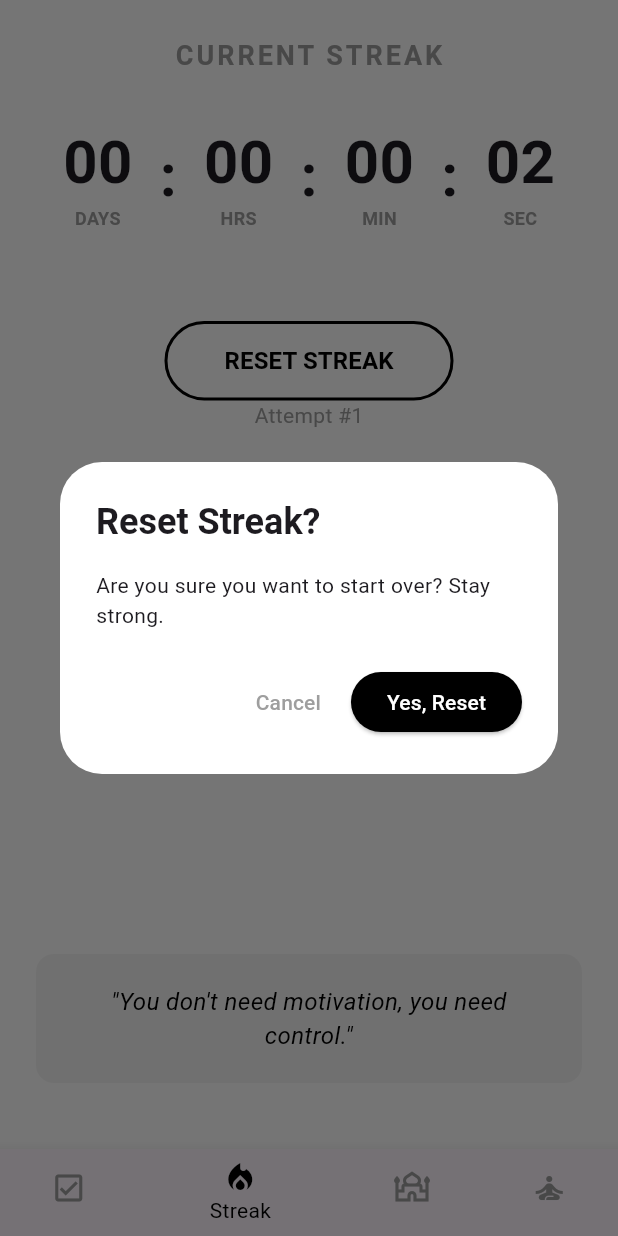
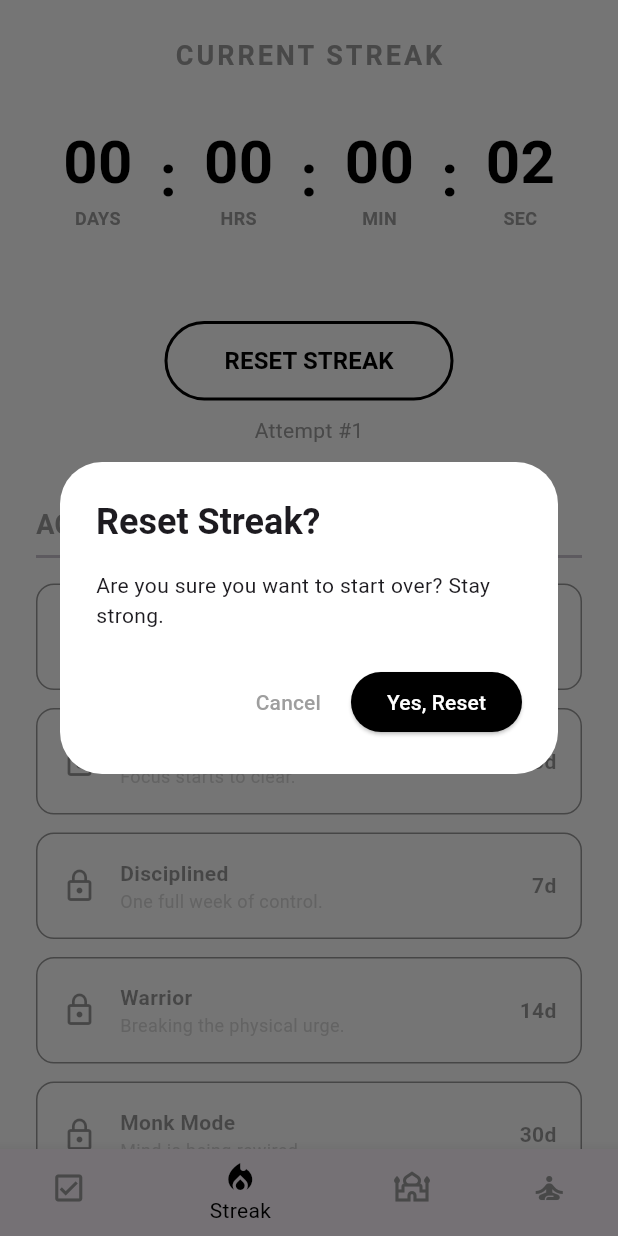
Before and after one commit to mertpalaoglu1/MindKernel-App, a Flutter app: the screen it shows after launch, item 2 of the bottom bar chosen, after a tap on "RESET STREAK", on a phone screen of 412 x 824 dp. Run offline on Flutter 3.47's test engine with Material 3 defaults, Android fonts, the phone set to English and light mode, and no system bars; our stand-ins replace audioplayers, firebase_core, shared_preferences; accounts and stored records are empty.

Commit message:
Add: Add achivements to nofap page

```diff
--- a/lib/screens/streak_screen.dart
+++ b/lib/screens/streak_screen.dart
@@ -1,5 +1,6 @@
 import 'dart:async';
 import 'package:flutter/material.dart';
+import 'package:flutter/services.dart'; // Titreşim için eklendi
 import 'package:shared_preferences/shared_preferences.dart';
 import 'dart:math';
 
@@ -10,12 +11,23 @@ class StreakScreen extends StatefulWidget {
   State<StreakScreen> createState() => _StreakScreenState();
 }
 
-class _StreakScreenState extends State<StreakScreen> {
+// WidgetsBindingObserver arka plandan uyanmayı dinlemek için eklendi
+class _StreakScreenState extends State<StreakScreen> with WidgetsBindingObserver {
   DateTime? _lastResetDate;
   Timer? _timer;
   Duration _currentStreak = Duration.zero;
   String _currentQuote = "";
-  int _attemptCount=1;
+  int _attemptCount = 1;
+
+  // Başarı Kilometre Taşları (Achievements)
+  final List<Map<String, dynamic>> _milestones = [
+    {'days': 1, 'title': 'Seed', 'desc': 'First 24 hours conquered.'},
+    {'days': 3, 'title': 'Sprout', 'desc': 'Focus starts to clear.'},
+    {'days': 7, 'title': 'Disciplined', 'desc': 'One full week of control.'},
+    {'days': 14, 'title': 'Warrior', 'desc': 'Breaking the physical urge.'},
+    {'days': 30, 'title': 'Monk Mode', 'desc': 'Mind is being rewired.'},
+    {'days': 90, 'title': 'The Reboot', 'desc': 'Kernel optimization complete.'},
+  ];
 
   final List<String> _quotes = [
     "Suffer the pain of discipline or suffer the pain of regret.",
@@ -47,6 +59,7 @@ class _StreakScreenState extends State<StreakScreen> {
   @override
   void initState() {
     super.initState();
+    WidgetsBinding.instance.addObserver(this); // Dinleyiciyi başlat
     _loadStreakData();
     _pickRandomQuote();
     // Saniyede bir ekranı güncelleyen canlı sayaç
@@ -62,7 +75,16 @@ class _StreakScreenState extends State<StreakScreen> {
   @override
   void dispose() {
     _timer?.cancel(); // Hafıza sızıntısını önlemek için
+    WidgetsBinding.instance.removeObserver(this); // Dinleyiciyi kapat
     super.dispose();
+  }
+
+  // Uygulama arka plandan öne geldiğinde süreyi anında günceller
+  @override
+  void didChangeAppLifecycleState(AppLifecycleState state) {
+    if (state == AppLifecycleState.resumed) {
+      _loadStreakData();
+    }
   }
 
   void _pickRandomQuote() {
@@ -88,10 +110,11 @@ class _StreakScreenState extends State<StreakScreen> {
   }
 
   Future<void> _resetStreak() async {
+    HapticFeedback.vibrate(); // Uyarı titreşimi
     bool? confirm = await showDialog<bool>(
       context: context,
       builder: (context) => AlertDialog(
-        backgroundColor: Colors.white,
+        backgroundColor: Theme.of(context).scaffoldBackgroundColor, // Tema uyumlu renk
         title: const Text("Reset Streak?", style: TextStyle(fontWeight: FontWeight.bold)),
         content: const Text("Are you sure you want to start over? Stay strong."),
         actions: [
@@ -109,20 +132,20 @@ class _StreakScreenState extends State<StreakScreen> {
     );
 
     if (confirm == true) {
+      HapticFeedback.heavyImpact(); // Onaylandığında güçlü titreşim
       final prefs = await SharedPreferences.getInstance();
       final now = DateTime.now();
       await prefs.setString('lastResetDate', now.toIso8601String());
       setState(() {
         _lastResetDate = now;
         _currentStreak = Duration.zero;
-        _attemptCount ++; //denemeyi arttır.
+        _attemptCount++; // denemeyi arttır.
       });
-      await prefs.setInt('AttemptCount', _attemptCount); //kaydet.
+      await prefs.setInt('AttemptCount', _attemptCount); // kaydet.
       _pickRandomQuote();
     }
   }
 
-  @override
   @override
   Widget build(BuildContext context) {
     int days = _currentStreak.inDays;
@@ -136,7 +159,7 @@ class _StreakScreenState extends State<StreakScreen> {
     Color boxColor = isDark ? Colors.grey[900]! : Colors.grey[100]!;
 
     return SafeArea(
-      child: Center(
+      child: SingleChildScrollView( // Taşmayı önlemek için SingleChildScrollView
         child: Padding(
           padding: const EdgeInsets.all(24.0),
           child: Column(
@@ -148,13 +171,13 @@ class _StreakScreenState extends State<StreakScreen> {
               Row(
                 mainAxisAlignment: MainAxisAlignment.spaceEvenly,
                 children: [
-                  _timeBox(days.toString().padLeft(2, '0'), 'DAYS'),
-                  const Text(':', style: TextStyle(fontSize: 40, fontWeight: FontWeight.bold)),
-                  _timeBox(hours.toString().padLeft(2, '0'), 'HRS'),
-                  const Text(':', style: TextStyle(fontSize: 40, fontWeight: FontWeight.bold)),
-                  _timeBox(minutes.toString().padLeft(2, '0'), 'MIN'),
-                  const Text(':', style: TextStyle(fontSize: 40, fontWeight: FontWeight.bold)),
-                  _timeBox(seconds.toString().padLeft(2, '0'), 'SEC'),
+                  _timeBox(days.toString().padLeft(2, '0'), 'DAYS', textColor),
+                  Text(':', style: TextStyle(fontSize: 40, fontWeight: FontWeight.bold, color: textColor)),
+                  _timeBox(hours.toString().padLeft(2, '0'), 'HRS', textColor),
+                  Text(':', style: TextStyle(fontSize: 40, fontWeight: FontWeight.bold, color: textColor)),
+                  _timeBox(minutes.toString().padLeft(2, '0'), 'MIN', textColor),
+                  Text(':', style: TextStyle(fontSize: 40, fontWeight: FontWeight.bold, color: textColor)),
+                  _timeBox(seconds.toString().padLeft(2, '0'), 'SEC', textColor),
                 ],
               ),
               const SizedBox(height: 60),
@@ -165,14 +188,86 @@ class _StreakScreenState extends State<StreakScreen> {
                   padding: const EdgeInsets.symmetric(horizontal: 40, vertical: 15),
                   side: BorderSide(color: textColor, width: 2), // Renk dinamikleşti
                 ),
-                child: Text('RESET STREAK', style: TextStyle(color: textColor, fontSize: 16, fontWeight: FontWeight.bold)), // Renk dinamikleşti
+                child: Text('RESET STREAK', style: TextStyle(color: textColor, fontSize: 16, fontWeight: FontWeight.bold)),
               ),
+              const SizedBox(height: 10),
               Text('Attempt #$_attemptCount', style: const TextStyle(color: Colors.grey)),
-              const Spacer(),
+              const SizedBox(height: 40), // Spacer yerine SizedBox kullanıldı
+
+              // --- ACHIEVEMENTS (BAŞARILAR) BÖLÜMÜ ---
+              const Align(
+                alignment: Alignment.centerLeft,
+                child: Text('ACHIEVEMENTS', style: TextStyle(fontSize: 18, fontWeight: FontWeight.bold, color: Colors.grey)),
+              ),
+              const Divider(thickness: 2),
+              const SizedBox(height: 10),
+
+              ListView.builder(
+                shrinkWrap: true,
+                physics: const NeverScrollableScrollPhysics(),
+                itemCount: _milestones.length,
+                itemBuilder: (context, index) {
+                  var m = _milestones[index];
+                  bool isUnlocked = days >= m['days']; // Gerekli gün sağlandı mı?
+
+                  return Opacity(
+                    opacity: isUnlocked ? 1.0 : 0.4, // Kilitliyse soluk görünür
+                    child: Container(
+                      margin: const EdgeInsets.only(bottom: 12),
+                      padding: const EdgeInsets.all(16),
+                      decoration: BoxDecoration(
+                        color: isUnlocked ? textColor : Colors.transparent,
+                        border: Border.all(color: textColor),
+                        borderRadius: BorderRadius.circular(12),
+                      ),
+                      child: Row(
+                        children: [
+                          Icon(
+                            isUnlocked ? Icons.verified : Icons.lock_outline,
+                            color: isUnlocked ? (isDark ? Colors.black : Colors.white) : textColor,
+                          ),
+                          const SizedBox(width: 15),
+                          Column(
+                            crossAxisAlignment: CrossAxisAlignment.start,
+                            children: [
+                              Text(
+                                m['title'],
+                                style: TextStyle(
+                                  fontWeight: FontWeight.bold,
+                                  color: isUnlocked ? (isDark ? Colors.black : Colors.white) : textColor,
+                                ),
+                              ),
+                              Text(
+                                m['desc'],
+                                style: TextStyle(
+                                  fontSize: 12,
+                                  color: isUnlocked ? (isDark ? Colors.black54 : Colors.white70) : Colors.grey,
+                                ),
+                              ),
+                            ],
+                          ),
+                          const Spacer(),
+                          Text(
+                            "${m['days']}d",
+                            style: TextStyle(
+                              fontWeight: FontWeight.bold,
+                              color: isUnlocked ? (isDark ? Colors.black : Colors.white) : textColor,
+                            ),
+                          )
+                        ],
+                      ),
+                    ),
+                  );
+                },
+              ),
+              const SizedBox(height: 20),
+
+              // Alıntı (Quote) Bölümü
               Container(
+                width: double.infinity,
                 padding: const EdgeInsets.all(20),
-                decoration: BoxDecoration(color: boxColor, borderRadius: BorderRadius.circular(12)), // Renk dinamikleşti
-                child: Text('"$_currentQuote"', textAlign: TextAlign.center, style: TextStyle(fontSize: 16, fontStyle: FontStyle.italic, color: textColor)), // Renk dinamikleşti
+                decoration: BoxDecoration(color: boxColor, borderRadius: BorderRadius.circular(12)),
+                child: Text('"$_currentQuote"', textAlign: TextAlign.center, style: TextStyle(fontSize: 16, fontStyle: FontStyle.italic, color: textColor)),
               ),
               const SizedBox(height: 20),
             ],
@@ -182,11 +277,11 @@ class _StreakScreenState extends State<StreakScreen> {
     );
   }
 
-  // Zaman kutucukları için yardımcı widget
-  Widget _timeBox(String value, String label) {
+  // Zaman kutucukları Dark Mode için Color parametresi aldı
+  Widget _timeBox(String value, String label, Color color) {
     return Column(
       children: [
-        Text(value, style: const TextStyle(fontSize: 40, fontWeight: FontWeight.bold)),
+        Text(value, style: TextStyle(fontSize: 40, fontWeight: FontWeight.bold, color: color)),
         Text(label, style: const TextStyle(fontSize: 12, color: Colors.grey, fontWeight: FontWeight.bold)),
       ],
     );
```
